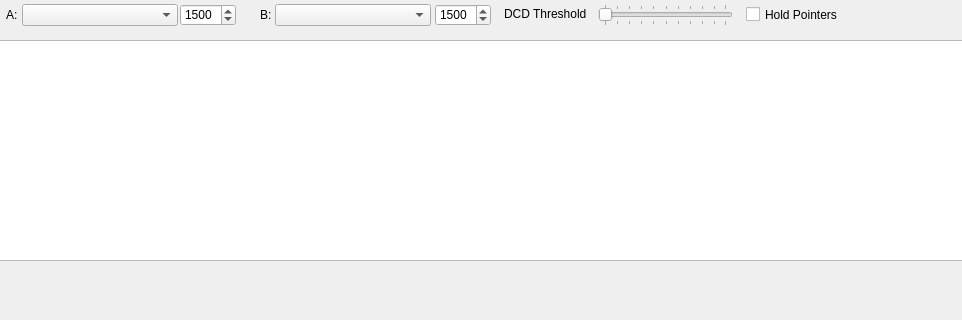
bjpetit/linbpq, file QT/QtSoundModem/QtSoundModem.ui: the form before one commit; both pictures show x 0 to 962 and y 0 to 320 of the 962 by 721 pixel window.
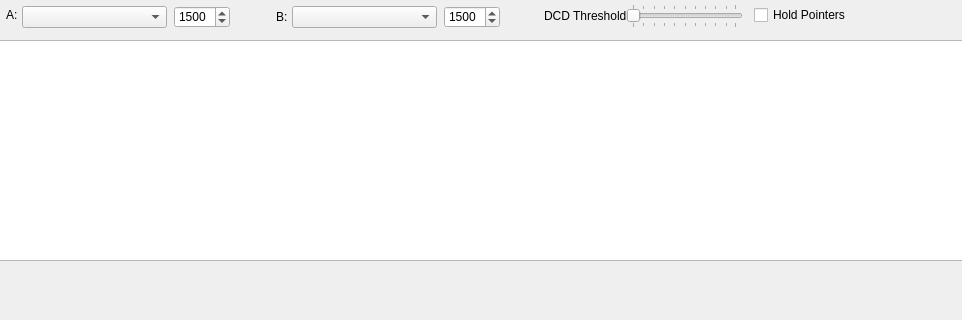
The form after the commit.

Diff of the .ui file:
```diff
--- a/QT/QtSoundModem/QtSoundModem.ui
+++ b/QT/QtSoundModem/QtSoundModem.ui
@@ -23,8 +23,8 @@
    <widget class="QSpinBox" name="centerA">
     <property name="geometry">
      <rect>
-      <x>180</x>
-      <y>4</y>
+      <x>174</x>
+      <y>6</y>
       <width>56</width>
       <height>22</height>
      </rect>
@@ -39,9 +39,9 @@
    <widget class="QComboBox" name="modeB">
     <property name="geometry">
      <rect>
-      <x>275</x>
-      <y>4</y>
-      <width>156</width>
+      <x>292</x>
+      <y>6</y>
+      <width>145</width>
       <height>22</height>
      </rect>
     </property>
@@ -104,8 +104,8 @@
    <widget class="QSpinBox" name="centerB">
     <property name="geometry">
      <rect>
-      <x>435</x>
-      <y>4</y>
+      <x>444</x>
+      <y>6</y>
       <width>56</width>
       <height>22</height>
      </rect>
@@ -157,8 +157,8 @@
     <property name="geometry">
      <rect>
       <x>22</x>
-      <y>4</y>
-      <width>156</width>
+      <y>6</y>
+      <width>145</width>
       <height>22</height>
      </rect>
     </property>
@@ -166,8 +166,8 @@
    <widget class="QLabel" name="label">
     <property name="geometry">
      <rect>
-      <x>504</x>
-      <y>6</y>
+      <x>544</x>
+      <y>8</y>
       <width>86</width>
       <height>16</height>
      </rect>
@@ -179,8 +179,8 @@
    <widget class="QLabel" name="labelB">
     <property name="geometry">
      <rect>
-      <x>260</x>
-      <y>8</y>
+      <x>276</x>
+      <y>10</y>
       <width>16</width>
       <height>14</height>
      </rect>
@@ -192,10 +192,10 @@
    <widget class="QSlider" name="DCDSlider">
     <property name="geometry">
      <rect>
-      <x>598</x>
+      <x>626</x>
       <y>4</y>
-      <width>135</width>
-      <height>22</height>
+      <width>117</width>
+      <height>24</height>
      </rect>
     </property>
     <property name="orientation">
@@ -211,10 +211,10 @@
    <widget class="QCheckBox" name="holdPointers">
     <property name="geometry">
      <rect>
-      <x>746</x>
+      <x>754</x>
       <y>4</y>
-      <width>101</width>
-      <height>21</height>
+      <width>93</width>
+      <height>22</height>
      </rect>
     </property>
     <property name="text">
```
Left out of the diff: 4 changed lines with no effect on the pictures.
